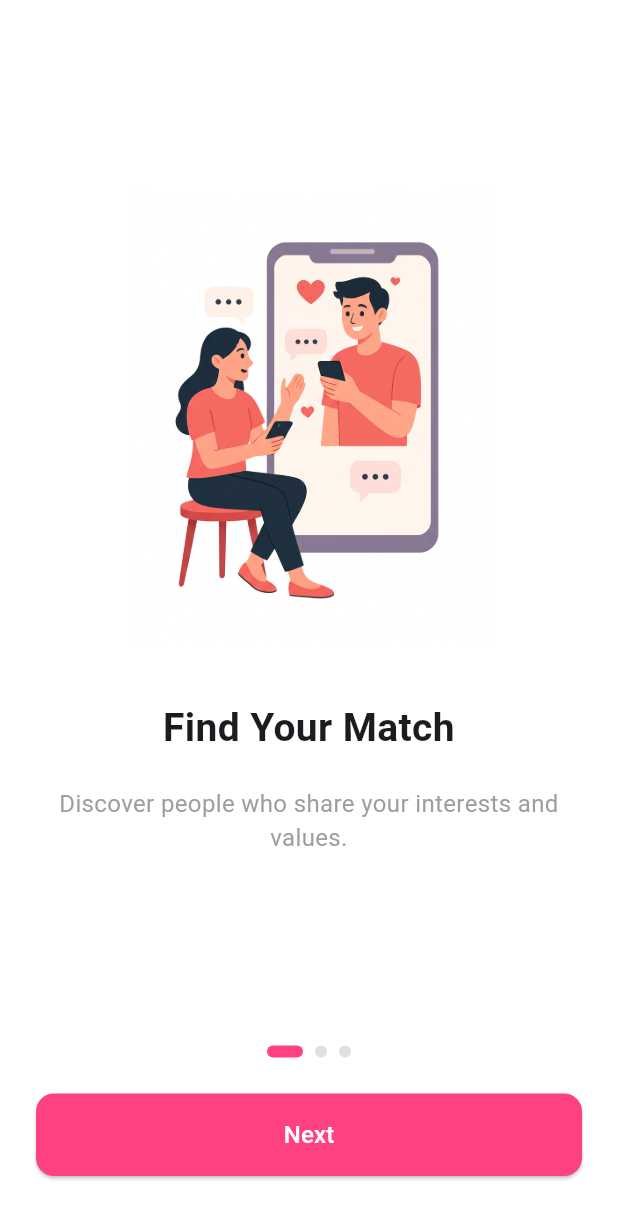
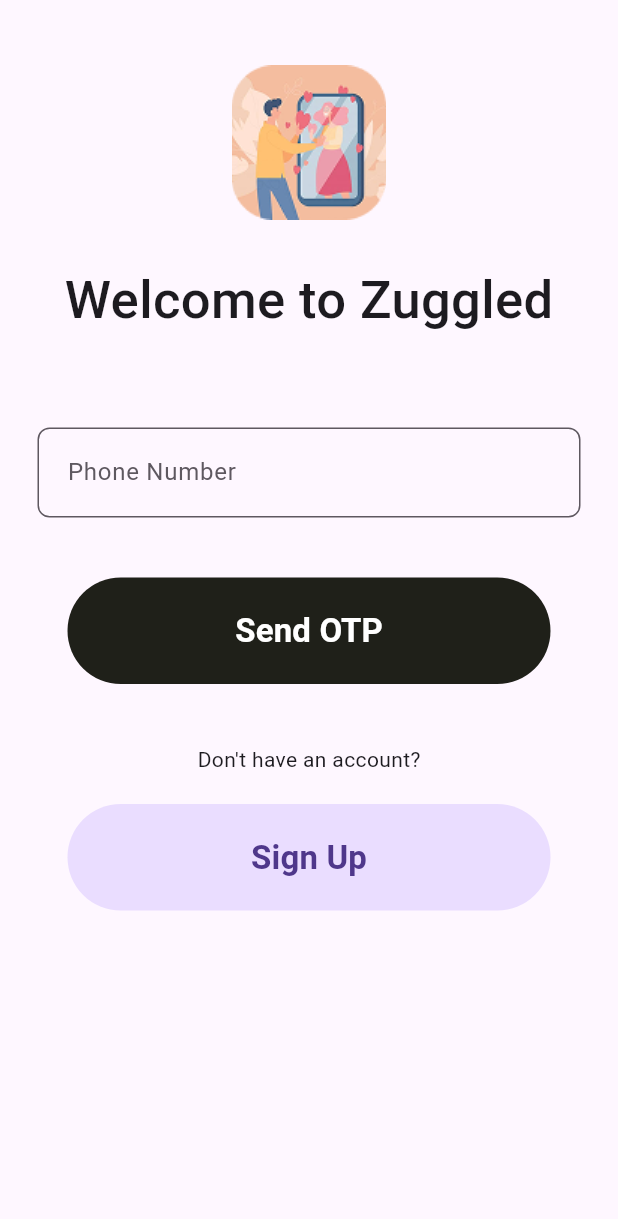
Before and after one commit to maniraj1234/zuggled, a Flutter app: the screen it shows after launch, on a phone screen of 412 x 824 dp. Shown: the top 1219 px of the screen. Run offline on Flutter 3.47's test engine with Material 3 defaults, Android fonts, the phone set to English and light mode, and no system bars; our stand-ins replace dio, flutter_dotenv, go_router; missing offline and left inert: http_status_code, stream_video, stream_video_flutter.

Commit message:
sameer/auth_screen

```diff
--- a/frontend/lib/core/navigation/main_router.dart
+++ b/frontend/lib/core/navigation/main_router.dart
@@ -1,5 +1,6 @@
+import 'package:frontend/features/Authentication/presentation/pages/signin1.dart';
+import 'package:frontend/features/Authentication/presentation/pages/signin2.dart';
 import 'package:frontend/features/calling/pages/call_feature.dart';
-import 'package:frontend/features/onboarding/onboarding.dart';
 import 'package:go_router/go_router.dart';
 import 'package:frontend/core/navigation/nav_error_handler.dart';
 
@@ -28,7 +29,8 @@ final GoRouter mainRouter = GoRouter(
   /// - [`OnboardingScreen`] serves as the main view (for testing purposes).
   /// - Additional screens can be added here for modular navigation.
   routes: [
-    GoRoute(path: '/', builder: (context, state) => OnboardingScreen()),
+    GoRoute(path: '/', builder: (context, state) => SignIn1()),
+    GoRoute(path: '/signin2', builder: (context, state) => SignIn2()),
     GoRoute(
       path: '/call_screen',
       builder: (context, state) => CallScreen(title: "call home screen"),
--- /dev/null
+++ b/frontend/lib/features/Authentication/presentation/pages/signin1.dart
@@ -0,0 +1,66 @@
+import 'package:flutter/material.dart';
+import 'package:frontend/features/Authentication/presentation/pages/signin2.dart';
+import 'package:frontend/features/Authentication/presentation/widgets/auth_button.dart';
+import 'package:frontend/features/Authentication/presentation/widgets/auth_textfield.dart';
+
+class SignIn1 extends StatefulWidget {
+  const SignIn1({super.key});
+
+  @override
+  State<SignIn1> createState() => _SignIn1State();
+}
+
+class _SignIn1State extends State<SignIn1> {
+  final TextEditingController _phoneController = TextEditingController();
+  @override
+  Widget build(BuildContext context) {
+    return Scaffold(
+      body: SafeArea(
+        child: Padding(
+          padding: EdgeInsets.all(25),
+          child: Column(
+            mainAxisAlignment: MainAxisAlignment.start,
+            crossAxisAlignment: CrossAxisAlignment.center,
+            children: [
+              Image.asset(
+                'lib/assets/images/core/zuggled-banner-image.png',
+                height: 140,
+                width: 140,
+              ),
+              const SizedBox(height: 10),
+              Text(
+                'Welcome to Zuggled',
+                style: TextStyle(fontSize: 35, fontWeight: FontWeight.w500),
+              ),
+              const SizedBox(height: 60),
+              AuthTextFormField(
+                controller: _phoneController,
+                hintText: 'Phone Number',
+              ),
+              const SizedBox(height: 40),
+              AuthButton(
+                onPressed: () {
+                  Navigator.of(
+                    context,
+                  ).push(MaterialPageRoute(builder: (cxt) => SignIn2()));
+                },
+                title: 'Send OTP',
+                backgroundColor: Color.fromARGB(255, 31, 32, 25),
+                textColor: Colors.white,
+              ),
+              const SizedBox(height: 40),
+              const Text("Don't have an account?"),
+              const SizedBox(height: 20),
+              AuthButton(
+                onPressed: () {},
+                title: 'Sign Up',
+                backgroundColor: Theme.of(context).colorScheme.primaryContainer,
+                textColor: Theme.of(context).colorScheme.onPrimaryContainer,
+              ),
+            ],
+          ),
+        ),
+      ),
+    );
+  }
+}
--- /dev/null
+++ b/frontend/lib/features/Authentication/presentation/widgets/auth_button.dart
@@ -0,0 +1,43 @@
+import 'package:flutter/material.dart';
+
+class AuthButton extends StatelessWidget {
+  final String title;
+  final VoidCallback onPressed;
+  final Color backgroundColor;
+  final Color textColor;
+
+  const AuthButton({
+    super.key,
+    required this.title,
+    required this.onPressed,
+    this.backgroundColor = const Color(0xFF2E2B30), // default to dark gray
+    this.textColor = Colors.white, // default to white
+  });
+
+  @override
+  Widget build(BuildContext context) {
+    return Container(
+      margin: EdgeInsets.symmetric(horizontal: 20),
+      width: double.infinity,
+      child: ElevatedButton(
+        onPressed: onPressed,
+        style: ElevatedButton.styleFrom(
+          padding: const EdgeInsets.symmetric(vertical: 20, horizontal: 40),
+          backgroundColor: backgroundColor,
+          shape: RoundedRectangleBorder(
+            borderRadius: BorderRadius.circular(100),
+          ),
+          elevation: 0,
+        ),
+        child: Text(
+          title,
+          style: TextStyle(
+            color: textColor,
+            fontSize: 22,
+            fontWeight: FontWeight.bold,
+          ),
+        ),
+      ),
+    );
+  }
+}
--- /dev/null
+++ b/frontend/lib/features/Authentication/presentation/widgets/auth_textfield.dart
@@ -0,0 +1,58 @@
+import 'package:flutter/material.dart';
+
+class AuthTextFormField extends StatelessWidget {
+  final TextEditingController controller;
+  final String hintText;
+  final TextInputType keyboardType;
+  final bool obscureText;
+  final String? Function(String?)? validator;
+
+  const AuthTextFormField({
+    super.key,
+    required this.controller,
+    required this.hintText,
+    this.keyboardType = TextInputType.text,
+    this.obscureText = false,
+    this.validator,
+  });
+
+  @override
+  Widget build(BuildContext context) {
+    return TextFormField(
+      controller: controller,
+      keyboardType: keyboardType,
+      obscureText: obscureText,
+      validator: validator,
+      style: const TextStyle(fontSize: 16, color: Colors.black),
+      decoration: InputDecoration(
+        contentPadding: const EdgeInsets.symmetric(
+          vertical: 18,
+          horizontal: 16,
+        ),
+        hintText: hintText,
+        hintStyle: const TextStyle(
+          color: Color(0xFF5E5860), // muted gray
+        ),
+        enabledBorder: OutlineInputBorder(
+          borderRadius: BorderRadius.circular(8),
+          borderSide: const BorderSide(
+            color: Color(0xFF5E5860), // border color
+            width: 1.0,
+          ),
+        ),
+        focusedBorder: OutlineInputBorder(
+          borderRadius: BorderRadius.circular(8),
+          borderSide: const BorderSide(color: Color(0xFF5E5860), width: 1.5),
+        ),
+        errorBorder: OutlineInputBorder(
+          borderRadius: BorderRadius.circular(8),
+          borderSide: const BorderSide(color: Colors.red, width: 1.0),
+        ),
+        focusedErrorBorder: OutlineInputBorder(
+          borderRadius: BorderRadius.circular(8),
+          borderSide: const BorderSide(color: Colors.red, width: 1.5),
+        ),
+      ),
+    );
+  }
+}
--- a/frontend/lib/main.dart
+++ b/frontend/lib/main.dart
@@ -1,5 +1,5 @@
 import 'package:flutter/material.dart';
-import 'package:flutter_dotenv/flutter_dotenv.dart';
+// import 'package:flutter_dotenv/flutter_dotenv.dart';
 import 'package:frontend/core/app_root.dart';
 
 void main() async {
--- a/frontend/pubspec.yaml
+++ b/frontend/pubspec.yaml
@@ -73,6 +73,7 @@ flutter:
     - lib/assets/images/onboarding/
     - lib/core/config/.env
     - lib/assets/json/onboarding_data.json
+    - lib/assets/images/core/zuggled-banner-image.png
 
   # An image asset can refer to one or more resolution-specific "variants", see
   # https://flutter.dev/to/resolution-aware-images
```
Also changed, not shown: frontend/lib/features/Authentication/presentation/pages/signin2.dart (added, +62 -0 lines), frontend/lib/assets/images/core/zuggled-banner-image.png (added), frontend/pubspec.lock.
